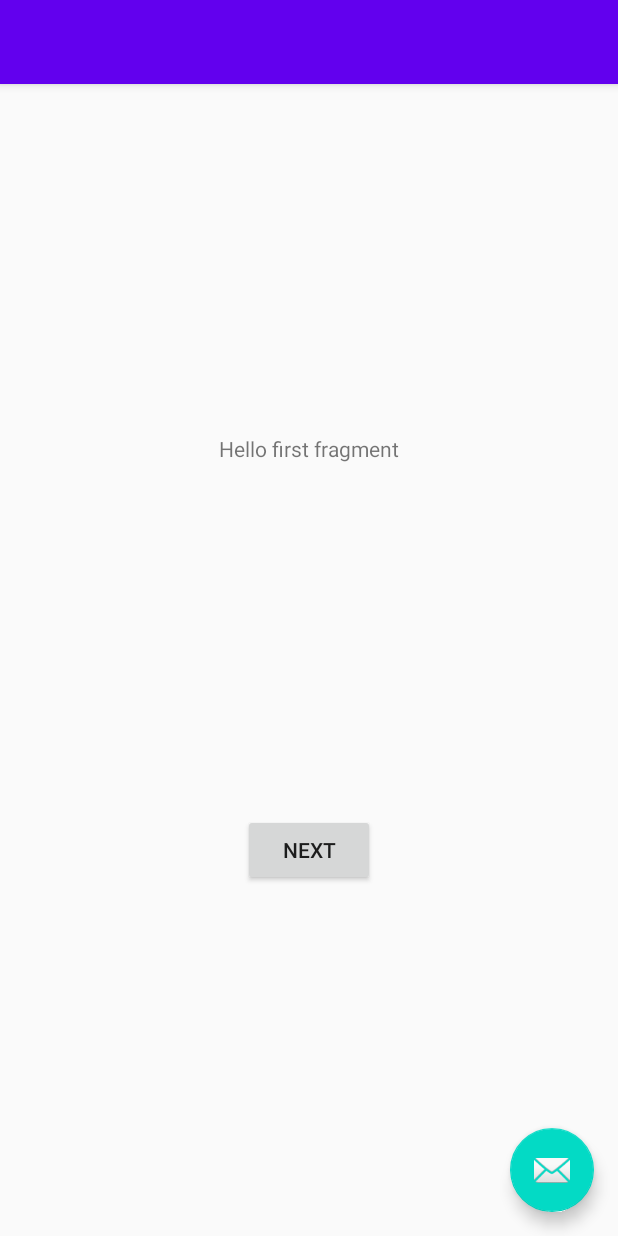
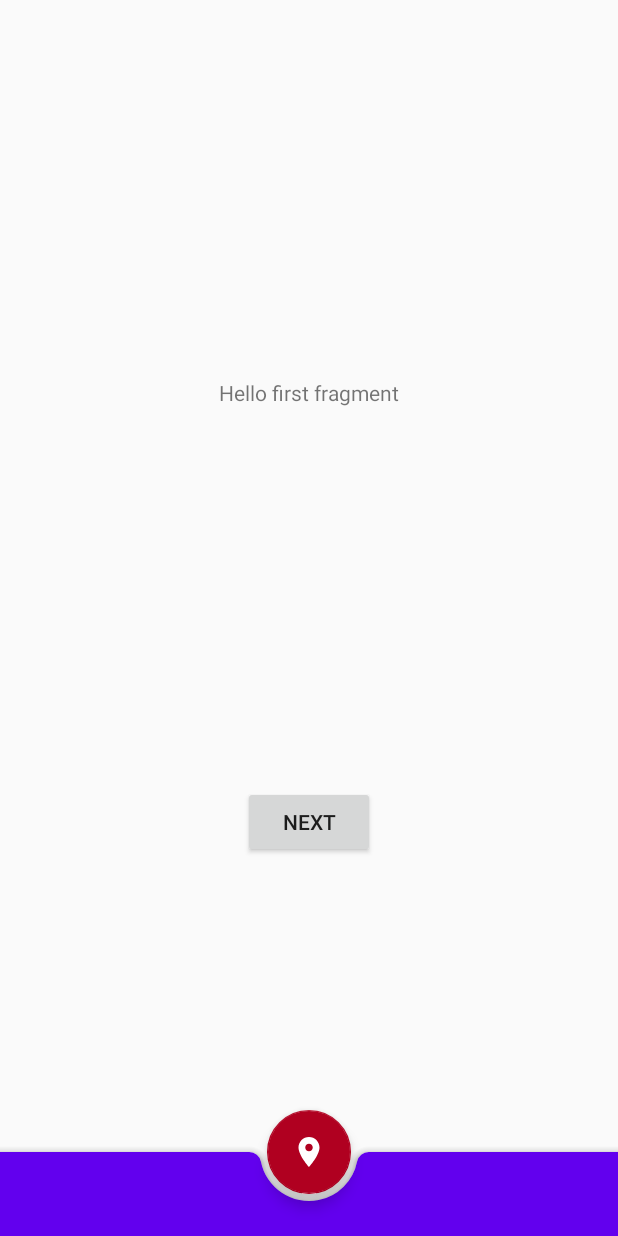
Before and after one commit to PinPoint/PinPoint-App, an Android app: the layout activity_main.xml on its own in the app's theme, with its tools: preview values and no code run, on a phone screen of 412 x 824 dp. Run offline under Robolectric (Android 15) with nearby library versions, the phone set to English and light mode, and no system bars.

Commit message:
:construction: Make FAB green on press

```diff
--- a/app/src/main/java/de/pinpoint/app/MainActivity.java
+++ b/app/src/main/java/de/pinpoint/app/MainActivity.java
@@ -1,5 +1,6 @@
 package de.pinpoint.app;
 
+import android.content.res.ColorStateList;
 import android.os.Bundle;
 
 import com.google.android.material.floatingactionbutton.FloatingActionButton;
@@ -7,6 +8,7 @@ import com.google.android.material.snackbar.Snackbar;
 
 import androidx.appcompat.app.AppCompatActivity;
 import androidx.appcompat.widget.Toolbar;
+import androidx.core.content.ContextCompat;
 
 import android.view.View;
 
@@ -18,16 +20,20 @@ public class MainActivity extends AppCompatActivity {
     @Override
     protected void onCreate(Bundle savedInstanceState) {
         super.onCreate(savedInstanceState);
+
         setContentView(R.layout.activity_main);
-        Toolbar toolbar = findViewById(R.id.toolbar);
+        Toolbar toolbar = findViewById(R.id.bottomAppBar);
         setSupportActionBar(toolbar);
 
-        FloatingActionButton fab = findViewById(R.id.fab);
+        final FloatingActionButton fab = findViewById(R.id.fab);
         fab.setOnClickListener(new View.OnClickListener() {
             @Override
             public void onClick(View view) {
                 Snackbar.make(view, "Replace with your own action", Snackbar.LENGTH_LONG)
                         .setAction("Action", null).show();
+
+                fab.setBackgroundTintList(ColorStateList.valueOf(ContextCompat.getColor(getApplicationContext().getApplicationContext(), R.color.colorSuccess)));
+
             }
         });
     }
--- /dev/null
+++ b/app/src/main/res/drawable/ic_baseline_location_on_24.xml
@@ -0,0 +1,10 @@
+<vector xmlns:android="http://schemas.android.com/apk/res/android"
+    android:width="24dp"
+    android:height="24dp"
+    android:viewportWidth="24"
+    android:viewportHeight="24"
+    android:tint="?attr/colorControlNormal">
+  <path
+      android:fillColor="@android:color/white"
+      android:pathData="M12,2C8.13,2 5,5.13 5,9c0,5.25 7,13 7,13s7,-7.75 7,-13c0,-3.87 -3.13,-7 -7,-7zM12,11.5c-1.38,0 -2.5,-1.12 -2.5,-2.5s1.12,-2.5 2.5,-2.5 2.5,1.12 2.5,2.5 -1.12,2.5 -2.5,2.5z"/>
+</vector>
--- a/app/src/main/res/layout/activity_main.xml
+++ b/app/src/main/res/layout/activity_main.xml
@@ -6,28 +6,24 @@
     android:layout_height="match_parent"
     tools:context=".MainActivity">
 
-    <com.google.android.material.appbar.AppBarLayout
+    <include layout="@layout/content_main" />
+
+    <com.google.android.material.bottomappbar.BottomAppBar
+        android:id="@+id/bottomAppBar"
         android:layout_width="match_parent"
         android:layout_height="wrap_content"
-        android:theme="@style/AppTheme.AppBarOverlay">
-
-        <androidx.appcompat.widget.Toolbar
-            android:id="@+id/toolbar"
-            android:layout_width="match_parent"
-            android:layout_height="?attr/actionBarSize"
-            android:background="?attr/colorPrimary"
-            app:popupTheme="@style/AppTheme.PopupOverlay" />
-
-    </com.google.android.material.appbar.AppBarLayout>
-
-    <include layout="@layout/content_main" />
+        android:layout_gravity="bottom"
+        style="@style/Widget.MaterialComponents.BottomAppBar.Colored"
+        />
 
     <com.google.android.material.floatingactionbutton.FloatingActionButton
         android:id="@+id/fab"
         android:layout_width="wrap_content"
         android:layout_height="wrap_content"
-        android:layout_gravity="bottom|end"
-        android:layout_margin="@dimen/fab_margin"
-        app:srcCompat="@android:drawable/ic_dialog_email" />
+        app:srcCompat="@drawable/ic_baseline_location_on_24"
+        app:layout_anchor="@id/bottomAppBar"
+        app:backgroundTint="@color/colorError"
+        app:tint="@android:color/white"
+        />
 
 </androidx.coordinatorlayout.widget.CoordinatorLayout>
--- a/app/src/main/res/values/colors.xml
+++ b/app/src/main/res/values/colors.xml
@@ -3,4 +3,6 @@
     <color name="colorPrimary">#6200EE</color>
     <color name="colorPrimaryDark">#3700B3</color>
     <color name="colorAccent">#03DAC5</color>
+    <color name="colorError">#B00020</color>
+    <color name="colorSuccess">#007E33</color>
 </resources>
```
